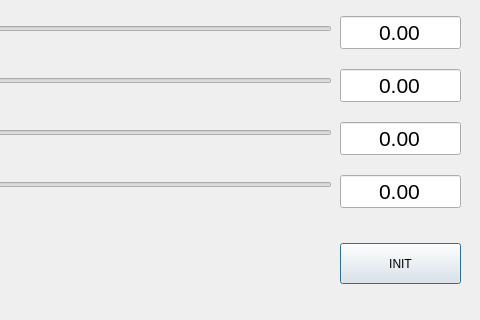
Before: the Qt Designer form QTDialogVer2.ui in PRJJOHN/Automation, drawn with Qt 5; both pictures show x 520 to 1000 and y 217 to 537 of the 1117 by 537 pixel window.
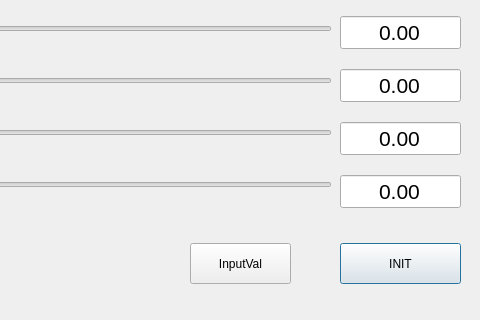
After: the same form once the commit is applied.

Diff of the .ui file:
```diff
--- a/QTDialogVer2.ui
+++ b/QTDialogVer2.ui
@@ -370,7 +370,7 @@
     </item>
    </layout>
   </widget>
-  <widget class="QWidget" name="">
+  <widget class="QWidget" name="layoutWidget">
    <property name="geometry">
     <rect>
      <x>50</x>
@@ -487,6 +487,19 @@
     </item>
    </layout>
   </widget>
+  <widget class="QPushButton" name="pushButton_2">
+   <property name="geometry">
+    <rect>
+     <x>710</x>
+     <y>460</y>
+     <width>101</width>
+     <height>41</height>
+    </rect>
+   </property>
+   <property name="text">
+    <string>InputVal</string>
+   </property>
+  </widget>
  </widget>
  <tabstops>
   <tabstop>horizontalSlider_3</tabstop>
```
